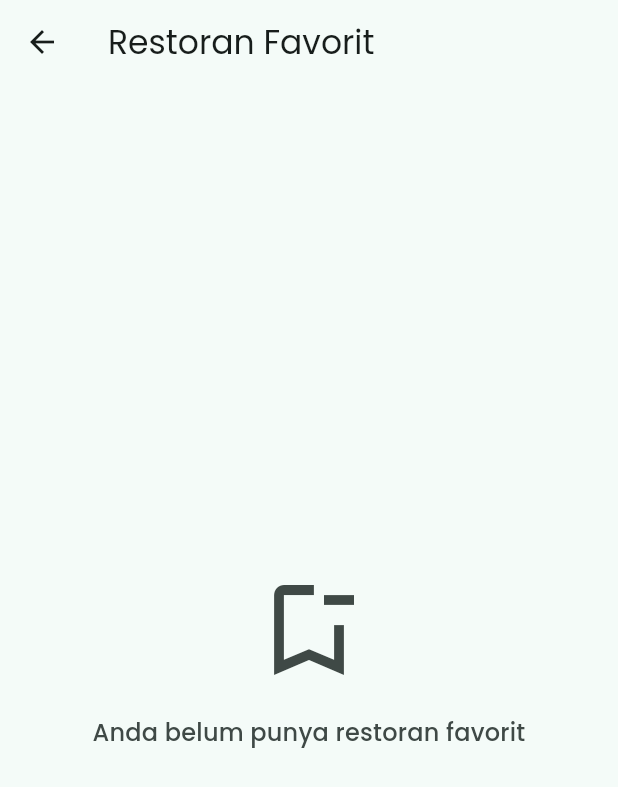
After one commit to rahmadnoorikhsan/restaurant_app, a Flutter app: the BookmarkScreen screen opened directly, on a phone screen of 412 x 824 dp. The commit adds this screen. Shown: the top 787 px of the screen. Run offline on Flutter 3.47's test engine with Material 3 defaults, Android fonts, the phone set to English and light mode, and no system bars; our stand-ins replace google_fonts, sqflite; accounts and stored records are empty; network calls fail.

Commit message:
submission_2

```diff
--- a/lib/data/model/restaurant.dart
+++ b/lib/data/model/restaurant.dart
@@ -24,5 +24,17 @@ class Restaurant {
     rating: json["rating"]?.toDouble(),
   );
 
-    String get smallImageUrl => 'https://restaurant-api.dicoding.dev/images/small/$pictureId';
+  Map<String, dynamic> toJson() {
+    return <String, dynamic>{
+      "id": id,
+      "name": name,
+      "description": description,
+      "pictureId": pictureId,
+      "city": city,
+      "rating": rating,
+    };
   }
+
+  String get smallImageUrl =>
+      'https://restaurant-api.dicoding.dev/images/small/$pictureId';
+}
--- /dev/null
+++ b/lib/provider/bookmark/local_database_provider.dart
@@ -0,0 +1,62 @@
+import 'package:flutter/material.dart';
+import 'package:restaurant_app/data/local/local_database_service.dart';
+import 'package:restaurant_app/data/model/restaurant.dart';
+import 'package:restaurant_app/static/bookmark_result_state.dart'; // <-- Impor sealed class
+
+class LocalDatabaseProvider extends ChangeNotifier {
+  final LocalDatabaseService _service;
+
+  BookmarkResultState _resultState = BookmarkLoadingState();
+  BookmarkResultState get resultState => _resultState;
+
+  String _message = "";
+  String get message => _message;
+
+  List<Restaurant> _bookmarkList = [];
+  List<Restaurant> get bookmarkList => _bookmarkList;
+
+  LocalDatabaseProvider(this._service) {
+    loadAllRestaurant();
+  }
+
+  Future<void> loadAllRestaurant() async {
+    _resultState = BookmarkLoadingState();
+    notifyListeners();
+
+    try {
+      _bookmarkList = await _service.getAllItems();
+      if (_bookmarkList.isNotEmpty) {
+        _resultState = BookmarkLoadedState(_bookmarkList);
+      } else {
+        _resultState = BookmarkEmptyState("Anda belum punya restoran favorit");
+      }
+    } catch (e) {
+      _resultState = BookmarkErrorState("Gagal memuat data favorit");
+    }
+    notifyListeners();
+  }
+
+  Future<void> saveRestaurant(Restaurant value) async {
+    try {
+      await _service.insertItem(value);
+      _message = "Berhasil ditambahkan ke favorit";
+    } catch (e) {
+      _message = "Gagal menambahkan ke favorit";
+    }
+    await loadAllRestaurant();
+  }
+
+  Future<void> removeRestaurantById(String id) async {
+    try {
+      await _service.removeItem(id);
+      _message = "Berhasil dihapus dari favorit";
+    } catch (e) {
+      _message = "Gagal menghapus favorit";
+    }
+    await loadAllRestaurant();
+  }
+
+  bool isBookmarked(String id) {
+    return _bookmarkList.any((restaurant) => restaurant.id == id);
+  }
+}
--- /dev/null
+++ b/lib/screen/bookmark/bookmark_screen.dart
@@ -0,0 +1,70 @@
+import 'package:flutter/material.dart';
+import 'package:provider/provider.dart';
+import 'package:restaurant_app/provider/bookmark/local_database_provider.dart';
+import 'package:restaurant_app/static/bookmark_result_state.dart';
+import 'package:restaurant_app/widget/error_state_widget.dart';
+import 'package:restaurant_app/widget/restaurant_card_widget.dart';
+
+class BookmarkScreen extends StatelessWidget {
+  const BookmarkScreen({super.key});
+
+  @override
+  Widget build(BuildContext context) {
+    return Scaffold(
+      appBar: AppBar(title: const Text('Restoran Favorit')),
+      body: Consumer<LocalDatabaseProvider>(
+        builder: (context, provider, child) {
+          return switch (provider.resultState) {
+            BookmarkLoadingState() => const Center(
+              child: CircularProgressIndicator(),
+            ),
+
+            BookmarkErrorState(message: var message) => ErrorStateWidget(
+              message: message,
+              onRetry: () {
+                provider.loadAllRestaurant();
+              },
+            ),
+
+            BookmarkEmptyState(message: var message) => Center(
+              child: Column(
+                mainAxisAlignment: MainAxisAlignment.center,
+                children: [
+                  Icon(
+                    Icons.bookmark_remove_outlined,
+                    size: 80,
+                    color: Theme.of(context).colorScheme.onSurfaceVariant,
+                  ),
+                  const SizedBox(height: 16),
+                  Text(
+                    message,
+                    style: Theme.of(context).textTheme.titleMedium?.copyWith(
+                      color: Theme.of(context).colorScheme.onSurfaceVariant,
+                    ),
+                    textAlign: TextAlign.center,
+                  ),
+                ],
+              ),
+            ),
+
+            BookmarkLoadedState(bookmarks: var bookmarks) => ListView.builder(
+              padding: const EdgeInsets.all(16.0),
+              itemCount: bookmarks.length,
+              itemBuilder: (context, index) {
+                final restaurant = bookmarks[index];
+                return RestaurantCardWidget(
+                  restaurant: restaurant,
+                  onTap: () => Navigator.pushNamed(
+                    context,
+                    '/detail',
+                    arguments: restaurant.id,
+                  ),
+                );
+              },
+            ),
+          };
+        },
+      ),
+    );
+  }
+}
--- /dev/null
+++ b/lib/static/bookmark_result_state.dart
@@ -0,0 +1,20 @@
+import 'package:restaurant_app/data/model/restaurant.dart';
+
+sealed class BookmarkResultState {}
+
+final class BookmarkLoadingState extends BookmarkResultState {}
+
+final class BookmarkLoadedState extends BookmarkResultState {
+  final List<Restaurant> bookmarks;
+  BookmarkLoadedState(this.bookmarks);
+}
+
+final class BookmarkEmptyState extends BookmarkResultState {
+  final String message;
+  BookmarkEmptyState(this.message);
+}
+
+final class BookmarkErrorState extends BookmarkResultState {
+  final String message;
+  BookmarkErrorState(this.message);
+}
--- a/lib/theme/theme.dart
+++ b/lib/theme/theme.dart
@@ -123,7 +123,7 @@ class MaterialTheme {
       bodyColor: colorScheme.onSurface,
       displayColor: colorScheme.onSurface,
     ),
-    scaffoldBackgroundColor: colorScheme.background,
+    scaffoldBackgroundColor: colorScheme.surface,
     canvasColor: colorScheme.surface,
   );
 
--- a/pubspec.yaml
+++ b/pubspec.yaml
@@ -13,6 +13,7 @@ dependencies:
   provider: ^6.1.5+1
   http: ^1.5.0
   google_fonts: ^6.2.1
+  sqflite: ^2.4.2
 
   cupertino_icons: ^1.0.8
 
```
Also changed, not shown: lib/data/local/local_database_service.dart (added, +72 -0 lines), lib/main.dart (+13 -1 lines), lib/screen/detail/detail_view.dart (+17 -1 lines), lib/widget/detail/bookmark_icon_widget.dart (added, +38 -0 lines), lib/widget/detail/detail_silver_appbar.dart (+7 -2 lines), pubspec.lock. Lines whose indentation alone changed are shown as unchanged.
